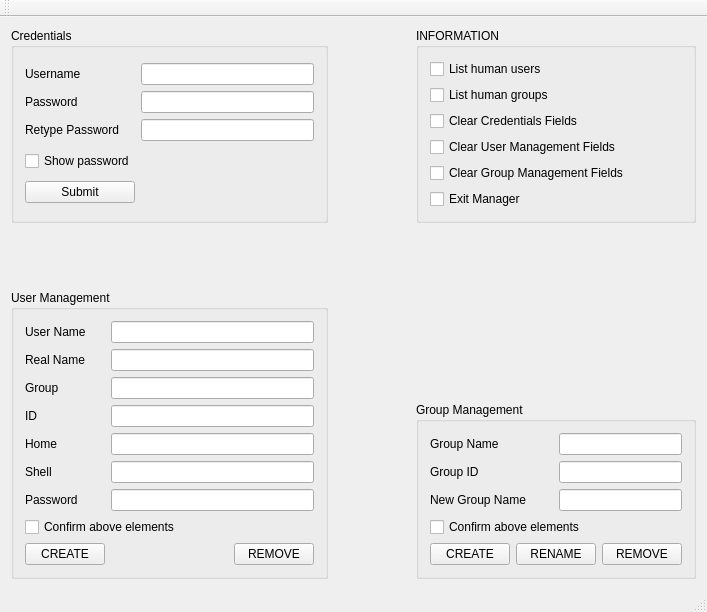
Before: the Qt Designer form manager.ui in dimkatsi91/Manager, drawn with Qt 5.
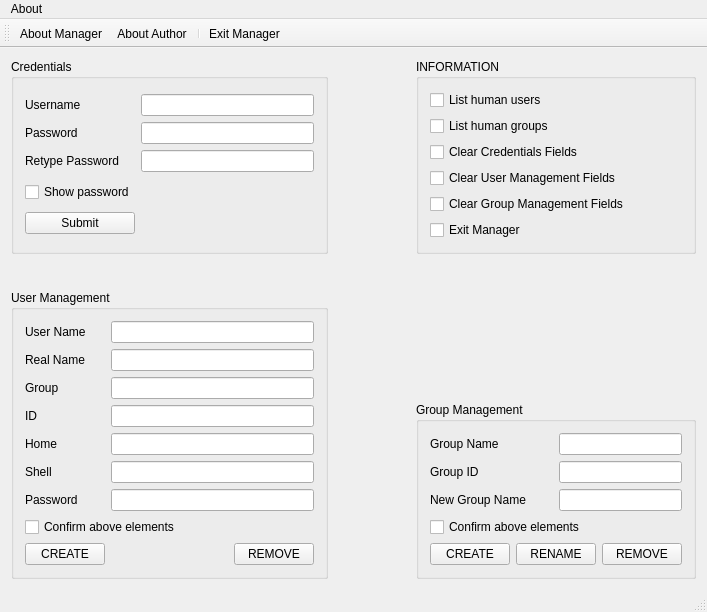
After: the same form once the commit is applied. Icons and pictures are not drawn.

Patch:
```diff
--- a/manager.ui
+++ b/manager.ui
@@ -386,6 +386,16 @@
      <height>22</height>
     </rect>
    </property>
+   <widget class="QMenu" name="menuAbout">
+    <property name="title">
+     <string>About</string>
+    </property>
+    <addaction name="actionAbout_Manager"/>
+    <addaction name="actionAbout_Author"/>
+    <addaction name="separator"/>
+    <addaction name="actionExit_Manager"/>
+   </widget>
+   <addaction name="menuAbout"/>
   </widget>
   <widget class="QToolBar" name="mainToolBar">
    <attribute name="toolBarArea">
@@ -394,8 +404,39 @@
    <attribute name="toolBarBreak">
     <bool>false</bool>
    </attribute>
+   <addaction name="actionAbout_Manager"/>
+   <addaction name="actionAbout_Author"/>
+   <addaction name="separator"/>
+   <addaction name="actionExit_Manager"/>
   </widget>
   <widget class="QStatusBar" name="statusBar"/>
+  <action name="actionAbout_Manager">
+   <property name="icon">
+    <iconset resource="icons/icons.qrc">
+     <normaloff>:/about_manager.png</normaloff>:/about_manager.png</iconset>
+   </property>
+   <property name="text">
+    <string>About Manager</string>
+   </property>
+  </action>
+  <action name="actionAbout_Author">
+   <property name="icon">
+    <iconset resource="icons/icons.qrc">
+     <normaloff>:/about_author.png</normaloff>:/about_author.png</iconset>
+   </property>
+   <property name="text">
+    <string>About Author</string>
+   </property>
+  </action>
+  <action name="actionExit_Manager">
+   <property name="icon">
+    <iconset resource="icons/icons.qrc">
+     <normaloff>:/exit.png</normaloff>:/exit.png</iconset>
+   </property>
+   <property name="text">
+    <string>Exit Manager</string>
+   </property>
+  </action>
  </widget>
  <layoutdefault spacing="6" margin="11"/>
  <resources/>
```
Left out of the diff: 4 changed lines with no effect on the pictures.
